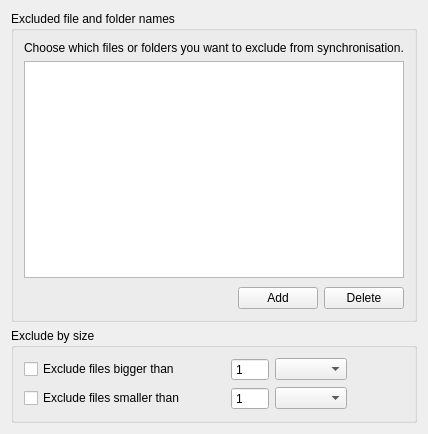
Qt form src/MEGASync/syncs/gui/Twoways/win/IgnoresEditingDialog.ui (meganz/MEGAsync) before a commit.
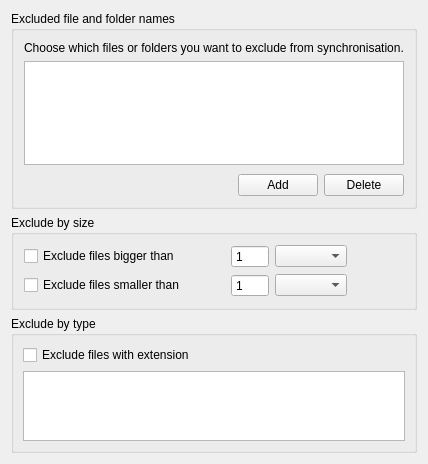
The same form after that commit.

Commit message: add File tyoe section to ignores ui

```diff
--- a/src/MEGASync/syncs/gui/Twoways/win/IgnoresEditingDialog.ui
+++ b/src/MEGASync/syncs/gui/Twoways/win/IgnoresEditingDialog.ui
@@ -6,8 +6,8 @@
    <rect>
     <x>0</x>
     <y>0</y>
-    <width>420</width>
-    <height>434</height>
+    <width>393</width>
+    <height>457</height>
    </rect>
   </property>
   <property name="windowTitle">
@@ -246,6 +246,25 @@
      </layout>
     </widget>
    </item>
+   <item>
+    <widget class="QGroupBox" name="gExcludeByType">
+     <property name="title">
+      <string>Exclude by type</string>
+     </property>
+     <layout class="QVBoxLayout" name="verticalLayout_2">
+      <item>
+       <widget class="QCheckBox" name="cExcludeExtenstions">
+        <property name="text">
+         <string>Exclude files with extension</string>
+        </property>
+       </widget>
+      </item>
+      <item>
+       <widget class="QPlainTextEdit" name="tExcludeExtensions"/>
+      </item>
+     </layout>
+    </widget>
+   </item>
   </layout>
  </widget>
  <resources/>
```
The commit also changes 1 other file.
